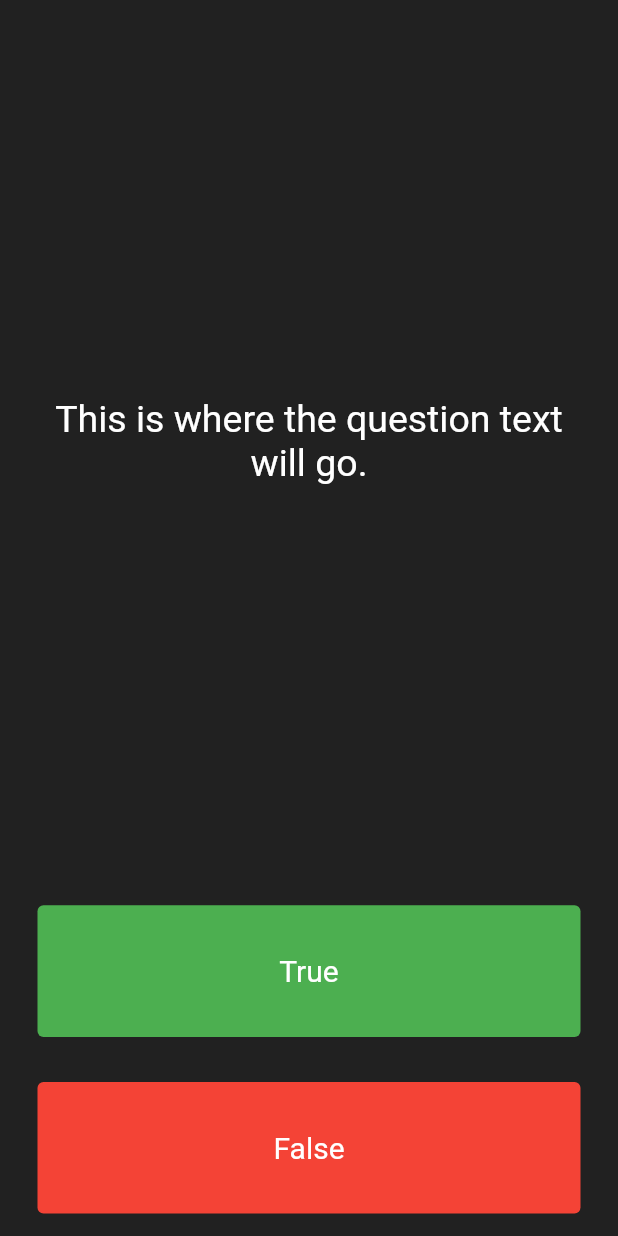
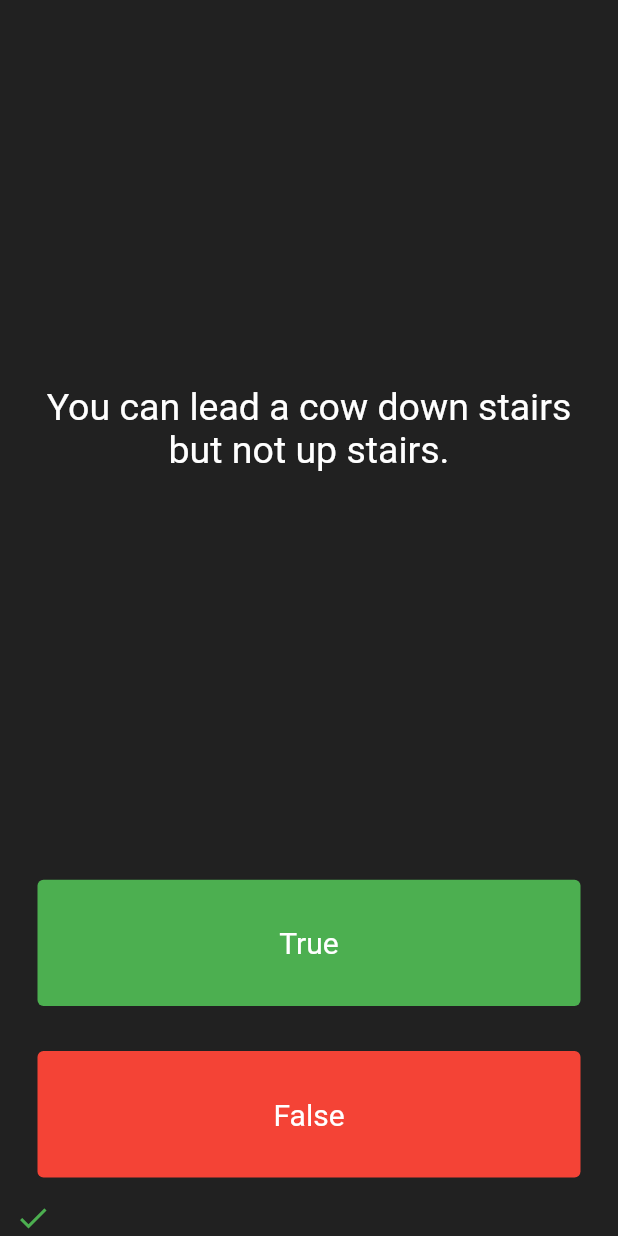
Before and after one commit to Kang-IJ/Flutter, a Flutter app: the screen it shows after launch, after a tap on "True", on a phone screen of 412 x 824 dp. Run offline on Flutter 3.47's test engine with Material 2 defaults, Android fonts, the phone set to English and light mode, and no system bars.

Commit message:
feat: add questions and button function

```diff
--- a/lib/main.dart
+++ b/lib/main.dart
@@ -1,4 +1,7 @@
 import 'package:flutter/material.dart';
+import 'quiz_brain.dart';
+
+QuizBrain quizBrain = QuizBrain();
 
 void main() {
   runApp(Quizzler());
@@ -27,6 +30,27 @@ class QuizPage extends StatefulWidget {
 }
 
 class _QuizPageState extends State<QuizPage> {
+  List<Icon> scoreKeeper = [];
+
+  void checkAnswer(bool userPickedAnswer) {
+    bool correctAnswer = quizBrain.getQuestionAnswer();
+
+    setState(() {
+      if (userPickedAnswer == correctAnswer) {
+        scoreKeeper.add(Icon(
+          Icons.check,
+          color: Colors.green,
+        ));
+      } else {
+        scoreKeeper.add(Icon(
+          Icons.close,
+          color: Colors.red,
+        ));
+      }
+      quizBrain.nextQuestion();
+    });
+  }
+
   @override
   Widget build(BuildContext context) {
     return Column(
@@ -39,7 +63,7 @@ class _QuizPageState extends State<QuizPage> {
             padding: EdgeInsets.all(10.0),
             child: Center(
               child: Text(
-                'This is where the question text will go.',
+                quizBrain.getQuestionText(),
                 textAlign: TextAlign.center,
                 style: TextStyle(
                   fontSize: 25.0,
@@ -68,6 +92,7 @@ class _QuizPageState extends State<QuizPage> {
               ),
               onPressed: () {
                 //The user picked true.
+                checkAnswer(true);
               },
             ),
           ),
@@ -91,11 +116,14 @@ class _QuizPageState extends State<QuizPage> {
               ),
               onPressed: () {
                 //The user picked false.
+                checkAnswer(false);
               },
             ),
           ),
         ),
-        //TODO: Add a Row here as your score keeper
+        Row(
+          children: scoreKeeper,
+        ),
       ],
     );
   }
--- /dev/null
+++ b/lib/question.dart
@@ -0,0 +1,9 @@
+class Question {
+  String questionText = '';
+  bool questionAnswer = true;
+
+  Question(String q, bool a) {
+    questionText = q;
+    questionAnswer = a;
+  }
+}
--- /dev/null
+++ b/lib/quiz_brain.dart
@@ -0,0 +1,47 @@
+import 'question.dart';
+
+class QuizBrain {
+  int _questionNumber = 0;
+
+  List<Question> _questionBank = [
+    Question('Some cats are actually allergic to humans', true),
+    Question('You can lead a cow down stairs but not up stairs.', false),
+    Question('Approximately one quarter of human bones are in the feet.', true),
+    Question('A slug\'s blood is green.', true),
+    Question('Buzz Aldrin\'s mother\'s maiden name was \"Moon\".', true),
+    Question('It is illegal to pee in the Ocean in Portugal.', true),
+    Question(
+        'No piece of square dry paper can be folded in half more than 7 times.',
+        false),
+    Question(
+        'In London, UK, if you happen to die in the House of Parliament, you are technically entitled to a state funeral, because the building is considered too sacred a place.',
+        true),
+    Question(
+        'The loudest sound produced by any animal is 188 decibels. That animal is the African Elephant.',
+        false),
+    Question(
+        'The total surface area of two human lungs is approximately 70 square metres.',
+        true),
+    Question('Google was originally called \"Backrub\".', true),
+    Question(
+        'Chocolate affects a dog\'s heart and nervous system; a few ounces are enough to kill a small dog.',
+        true),
+    Question(
+        'In West Virginia, USA, if you accidentally hit an animal with your car, you are free to take it home to eat.',
+        true),
+  ];
+
+  void nextQuestion() {
+    if (_questionNumber < _questionBank.length - 1) {
+      _questionNumber++;
+    }
+  }
+
+  String getQuestionText() {
+    return _questionBank[_questionNumber].questionText;
+  }
+
+  bool getQuestionAnswer() {
+    return _questionBank[_questionNumber].questionAnswer;
+  }
+}
```
